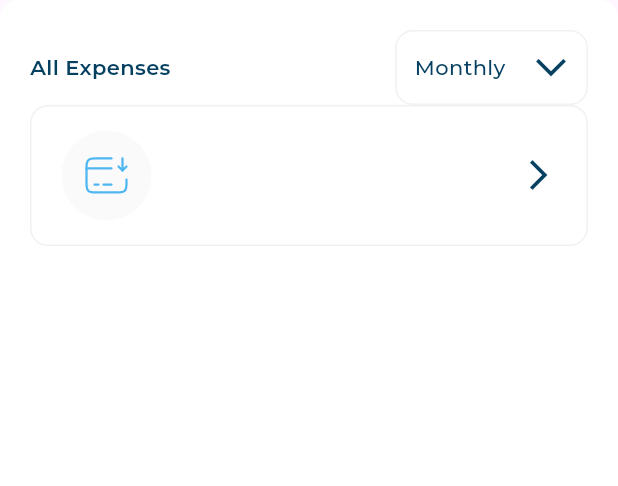
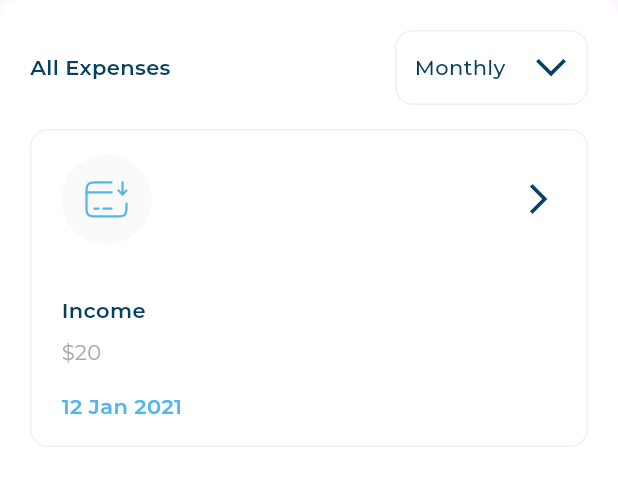
Before and after one commit to MahmoudAbuelazm/responsive_dash_board, a Flutter app: the AllExpenses widget shown alone on an empty page, opened directly, on a phone screen of 412 x 824 dp. Shown: the top 486 px of the screen. Run offline on Flutter 3.47's test engine with Material 3 defaults, Android fonts, the phone set to English and light mode, and no system bars; our stand-ins replace flutter_svg, google_fonts.

Commit message:
Add spacing and display details in AllExpensesItem widget

```diff
--- a/lib/section/all_expenses.dart
+++ b/lib/section/all_expenses.dart
@@ -22,6 +22,7 @@ class AllExpenses extends StatelessWidget {
         crossAxisAlignment: CrossAxisAlignment.start,
         children: [
           AllExpensesHeader(),
+          SizedBox(height: 16),
           AllExpensesItem(
             item: AllExpensesItemModel(
               image: Assets.imagesIncome,
--- a/lib/widgets/all_expenses_item.dart
+++ b/lib/widgets/all_expenses_item.dart
@@ -1,15 +1,16 @@
 import 'package:flutter/material.dart';
+import 'package:responsive_dash_board/utils/text_styles.dart';
 
 import '../models/all_expenses_item_model.dart';
 import 'all_expenses_item_header.dart';
 
 class AllExpensesItem extends StatelessWidget {
   final AllExpensesItemModel item;
-  const AllExpensesItem({super.key , required this.item});
+  const AllExpensesItem({super.key, required this.item});
 
   @override
   Widget build(BuildContext context) {
-    return  Container(
+    return Container(
       padding: const EdgeInsets.symmetric(horizontal: 20, vertical: 16),
       decoration: ShapeDecoration(
         color: Colors.white,
@@ -22,10 +23,27 @@ class AllExpensesItem extends StatelessWidget {
         ),
       ),
       child: Column(
+        crossAxisAlignment: CrossAxisAlignment.start,
         children: [
           AllExpensesItemHeader(
             image: item.image,
           ),
+          const SizedBox(height: 34),
+          Text(
+            item.title,
+            style: AppStyles.styleSemiBold16(context),
+          ),
+          const SizedBox(height: 8),
+          Text(
+            item.price,
+            style: AppStyles.styleRegular14(context),
+          ),
+          const SizedBox(height: 16),
+          Text(
+            item.date,
+            style: AppStyles.styleSemiBold24(context),
+          ),
+
         ],
       ),
     );
```
